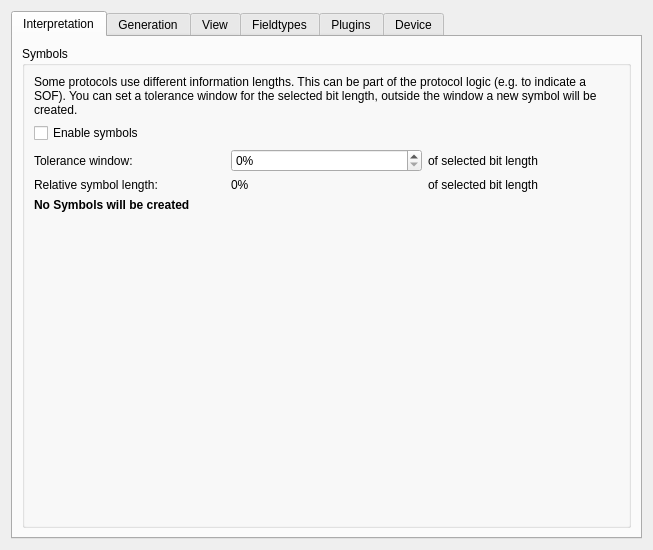
First picture: the form in ui/options.ui, repository jopohl/urh, before the edit.
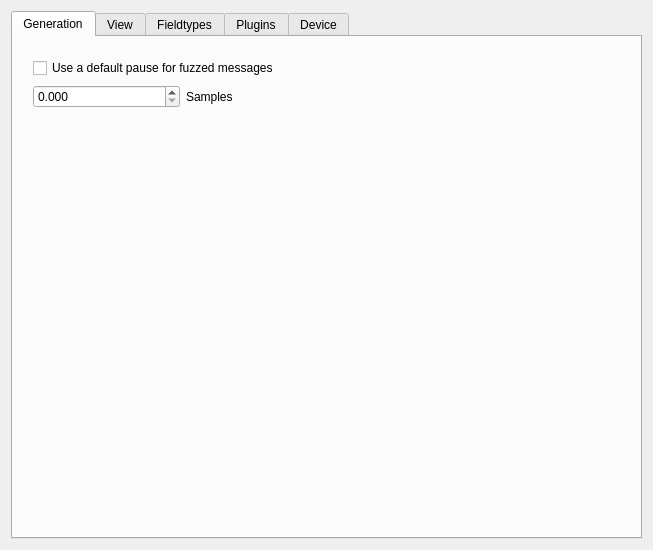
Second picture: the form after the edit. The open tabs and pages were chosen to show the change. Icons and pictures are not drawn. Custom widgets are drawn as their Qt base class.

Commit message: remove symbol config from options

```diff
--- a/ui/options.ui
+++ b/ui/options.ui
@@ -19,129 +19,6 @@
      <property name="currentIndex">
       <number>2</number>
      </property>
-     <widget class="QWidget" name="tabInterpretation">
-      <attribute name="title">
-       <string>Interpretation</string>
-      </attribute>
-      <layout class="QVBoxLayout" name="verticalLayout_2">
-       <item>
-        <widget class="QGroupBox" name="groupBox">
-         <property name="title">
-          <string>Symbols</string>
-         </property>
-         <layout class="QVBoxLayout" name="verticalLayout">
-          <item>
-           <widget class="QLabel" name="label">
-            <property name="sizePolicy">
-             <sizepolicy hsizetype="Preferred" vsizetype="Minimum">
-              <horstretch>0</horstretch>
-              <verstretch>0</verstretch>
-             </sizepolicy>
-            </property>
-            <property name="text">
-             <string>Some protocols use different information lengths. This can be part of the protocol logic (e.g. to indicate a SOF). You can set a tolerance window for the selected bit length, outside the window a new symbol will be created.</string>
-            </property>
-            <property name="wordWrap">
-             <bool>true</bool>
-            </property>
-           </widget>
-          </item>
-          <item>
-           <layout class="QGridLayout" name="gridLayout">
-            <item row="1" column="0">
-             <widget class="QLabel" name="label_2">
-              <property name="text">
-               <string>Tolerance window:</string>
-              </property>
-             </widget>
-            </item>
-            <item row="1" column="1">
-             <widget class="QSpinBox" name="spinBoxSymbolTreshold">
-              <property name="sizePolicy">
-               <sizepolicy hsizetype="Minimum" vsizetype="Preferred">
-                <horstretch>0</horstretch>
-                <verstretch>0</verstretch>
-               </sizepolicy>
-              </property>
-              <property name="suffix">
-               <string>%</string>
-              </property>
-              <property name="maximum">
-               <number>50</number>
-              </property>
-             </widget>
-            </item>
-            <item row="1" column="2">
-             <widget class="QLabel" name="label_3">
-              <property name="text">
-               <string>of selected bit length</string>
-              </property>
-             </widget>
-            </item>
-            <item row="2" column="0">
-             <widget class="QLabel" name="label_4">
-              <property name="text">
-               <string>Relative symbol length:</string>
-              </property>
-             </widget>
-            </item>
-            <item row="2" column="1">
-             <widget class="QLabel" name="lSymbolLength">
-              <property name="text">
-               <string>0%</string>
-              </property>
-             </widget>
-            </item>
-            <item row="2" column="2">
-             <widget class="QLabel" name="label_6">
-              <property name="text">
-               <string>of selected bit length</string>
-              </property>
-             </widget>
-            </item>
-            <item row="0" column="0">
-             <widget class="QCheckBox" name="chkBoxEnableSymbols">
-              <property name="text">
-               <string>Enable symbols</string>
-              </property>
-             </widget>
-            </item>
-           </layout>
-          </item>
-          <item>
-           <widget class="QLabel" name="lExplanation">
-            <property name="font">
-             <font>
-              <weight>75</weight>
-              <bold>true</bold>
-             </font>
-            </property>
-            <property name="text">
-             <string>No Symbols will be created</string>
-            </property>
-            <property name="wordWrap">
-             <bool>true</bool>
-            </property>
-           </widget>
-          </item>
-          <item>
-           <spacer name="verticalSpacer">
-            <property name="orientation">
-             <enum>Qt::Vertical</enum>
-            </property>
-            <property name="sizeHint" stdset="0">
-             <size>
-              <width>20</width>
-              <height>40</height>
-             </size>
-            </property>
-           </spacer>
-          </item>
-         </layout>
-        </widget>
-       </item>
-      </layout>
-     </widget>
      <widget class="QWidget" name="tabGeneration">
       <attribute name="title">
        <string>Generation</string>
```
Left out of the diff: 2 changed lines with no effect on the pictures. The commit also changes 2 other files.
